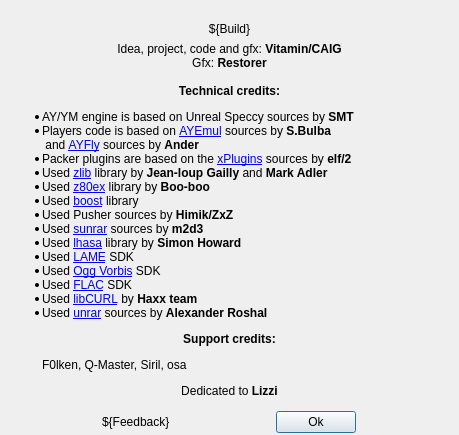
Before: the Qt Designer form apps/zxtune-qt/ui/informational/aboutdialog.ui in vitamin-caig/zxtune, drawn with Qt 5.
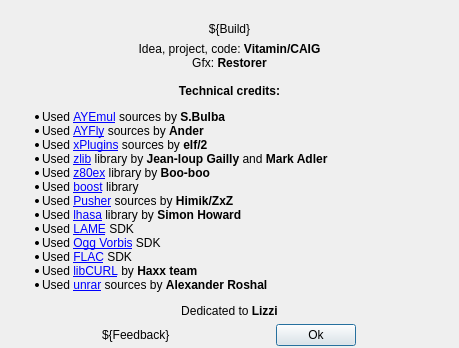
After: the same form once the commit is applied. Icons and pictures are not drawn.

Commit message: zxtune-qt: updated about dialog.

Diff of the .ui file:
```diff
--- a/apps/zxtune-qt/ui/informational/aboutdialog.ui
+++ b/apps/zxtune-qt/ui/informational/aboutdialog.ui
@@ -10,7 +10,7 @@
     <x>0</x>
     <y>0</y>
     <width>459</width>
-    <height>435</height>
+    <height>339</height>
    </rect>
   </property>
   <property name="windowTitle">
@@ -66,19 +66,18 @@
       <string>&lt;!DOCTYPE HTML PUBLIC &quot;-//W3C//DTD HTML 4.0//EN&quot; &quot;http://www.w3.org/TR/REC-html40/strict.dtd&quot;&gt;
 &lt;html&gt;&lt;head&gt;&lt;meta name=&quot;qrichtext&quot; content=&quot;1&quot; /&gt;&lt;/head&gt;&lt;body&gt;
 &lt;center&gt;
-Idea, project, code and gfx: &lt;b&gt;Vitamin/CAIG&lt;/b&gt;&lt;br/&gt;
+Idea, project, code: &lt;b&gt;Vitamin/CAIG&lt;/b&gt;&lt;br/&gt;
 Gfx: &lt;b&gt;Restorer&lt;/b&gt;&lt;br/&gt;
 &lt;/center&gt;
 &lt;center&gt;&lt;b&gt;Technical credits:&lt;/b&gt;&lt;/center&gt;
 &lt;ul&gt;
-&lt;li&gt;AY/YM engine is based on Unreal Speccy sources by &lt;b&gt;SMT&lt;/b&gt;&lt;/li&gt;
-&lt;li&gt;Players code is based on &lt;a href=&quot;http://bulba.untergrund.net&quot;&gt;AYEmul&lt;/a&gt; sources by &lt;b&gt;S.Bulba&lt;/b&gt;&lt;br/&gt; and &lt;a href=&quot;http://ayfly.googlecode.com&quot;&gt;AYFly&lt;/a&gt; sources by &lt;b&gt;Ander&lt;/b&gt;&lt;/li&gt;
-&lt;li&gt;Packer plugins are based on the &lt;a href=&quot;http://thex.untergrund.net&quot;&gt;xPlugins&lt;/a&gt; sources by &lt;b&gt;elf/2&lt;/b&gt;&lt;/li&gt;
+&lt;li&gt;Used &lt;a href=&quot;http://bulba.untergrund.net&quot;&gt;AYEmul&lt;/a&gt; sources by &lt;b&gt;S.Bulba&lt;/b&gt;&lt;/li&gt;
+&lt;li&gt;Used &lt;a href=&quot;http://ayfly.googlecode.com&quot;&gt;AYFly&lt;/a&gt; sources by &lt;b&gt;Ander&lt;/b&gt;&lt;/li&gt;
+&lt;li&gt;Used &lt;a href=&quot;http://thex.untergrund.net&quot;&gt;xPlugins&lt;/a&gt; sources by &lt;b&gt;elf/2&lt;/b&gt;&lt;/li&gt;
 &lt;li&gt;Used &lt;a href=&quot;http://zlib.net&quot;&gt;zlib&lt;/a&gt; library by &lt;b&gt;Jean-loup Gailly&lt;/b&gt; and &lt;b&gt;Mark Adler&lt;/b&gt;&lt;/li&gt;
 &lt;li&gt;Used &lt;a href=&quot;https://github.com/mkoloberdin/z80ex&quot;&gt;z80ex&lt;/a&gt; library by &lt;b&gt;Boo-boo&lt;/b&gt;&lt;/li&gt;
 &lt;li&gt;Used &lt;a href=&quot;http://boost.org&quot;&gt;boost&lt;/a&gt; library&lt;/li&gt;
-&lt;li&gt;Used Pusher sources by &lt;b&gt;Himik/ZxZ&lt;/b&gt;&lt;/li&gt;
-&lt;li&gt;Used &lt;a href=&quot;http://sourceforge.net/projects/sunrar&quot;&gt;sunrar&lt;/a&gt; sources by &lt;b&gt;m2d3&lt;/b&gt;&lt;/li&gt;
+&lt;li&gt;Used &lt;a href=&quot;http://opensourcezx.untergrund.net/c_soft-music_ripper-pusher-pusher6_src.html&quot;&gt;Pusher&lt;/a&gt; sources by &lt;b&gt;Himik/ZxZ&lt;/b&gt;&lt;/li&gt;
 &lt;li&gt;Used &lt;a href=&quot;https://github.com/fragglet/lhasa&quot;&gt;lhasa&lt;/a&gt; library by &lt;b&gt;Simon Howard&lt;/b&gt;&lt;/li&gt;
 &lt;li&gt;Used &lt;a href=&quot;http://lame.sourceforge.net&quot;&gt;LAME&lt;/a&gt; SDK&lt;/li&gt;
 &lt;li&gt;Used &lt;a href=&quot;http://www.vorbis.com&quot;&gt;Ogg Vorbis&lt;/a&gt; SDK&lt;/li&gt;
@@ -87,9 +86,6 @@
 &lt;li&gt;Used &lt;a href=&quot;http://rarlab.com&quot;&gt;unrar&lt;/a&gt; sources by &lt;b&gt;Alexander Roshal&lt;/b&gt;&lt;/li&gt;
 &lt;/ul&gt;
 
-&lt;center&gt;&lt;b&gt;Support credits:&lt;/b&gt;&lt;/center&gt;
-&lt;ul&gt;F0lken, Q-Master, Siril, osa&lt;/ul&gt;
-
 &lt;center&gt;Dedicated to &lt;b&gt;Lizzi&lt;/b&gt;&lt;/center&gt;
 &lt;/body&gt;&lt;/html&gt;</string>
      </property>
```
The commit also changes 2 other files.
